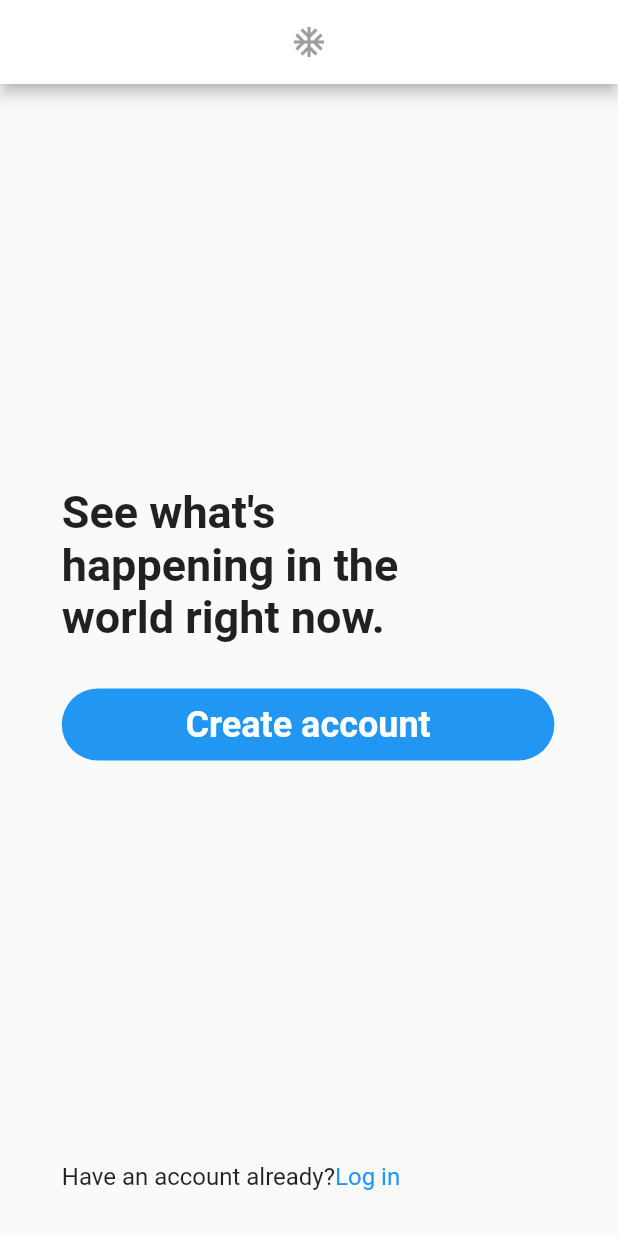
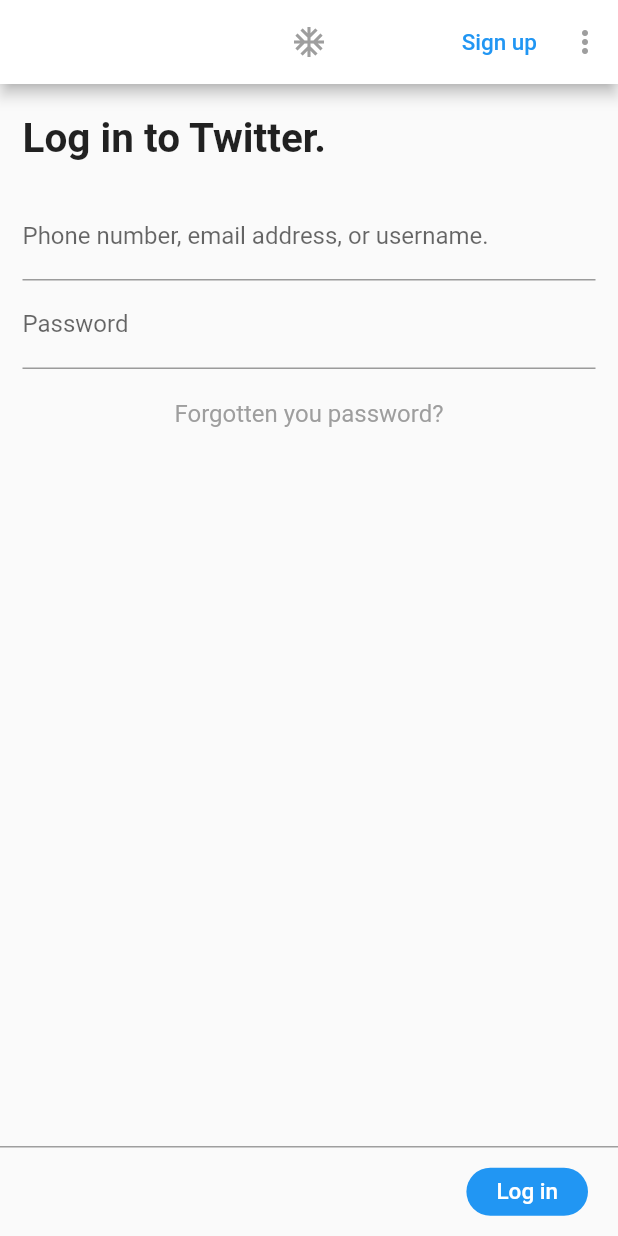
Before and after one commit to plokmij/flutter-ui, a Flutter app: the screen it shows after launch, on a phone screen of 412 x 824 dp. Run offline on Flutter 3.47's test engine with Material 2 defaults, Android fonts, the phone set to English and light mode, and no system bars.

Commit message:
add login screen

```diff
--- a/login2/lib/src/app.dart
+++ b/login2/lib/src/app.dart
@@ -1,5 +1,5 @@
 import 'package:flutter/material.dart';
-import 'screens/welcome.dart';
+import 'screens/login.dart';
 
 class App extends StatelessWidget {
   Widget build(BuildContext context) {
@@ -11,11 +11,8 @@ class App extends StatelessWidget {
 
 class PreLoad extends StatelessWidget {
   Widget build(BuildContext context) {
-    final double width = MediaQuery.of(context).size.width;
-    final double height = MediaQuery.of(context).size.height;
-    return Welcome(
-      width: width,
-      height: height,
-    );
+    //final double width = MediaQuery.of(context).size.width;
+    //final double height = MediaQuery.of(context).size.height;
+    return Login();
   }
 }
--- a/login2/lib/src/screens/login.dart
+++ b/login2/lib/src/screens/login.dart
@@ -0,0 +1,130 @@
+import 'package:flutter/material.dart';
+
+class Login extends StatelessWidget {
+  TextStyle appBarSignUpButtonStyle = TextStyle(
+    color: Colors.blue,
+    fontSize: 15,
+    fontWeight: FontWeight.w500,
+  );
+  Widget build(BuildContext context) {
+    return Scaffold(
+      appBar: AppBar(
+        backgroundColor: Colors.white,
+        title: Icon(
+          Icons.ac_unit,
+          color: Colors.grey,
+        ),
+        centerTitle: true,
+        actions: <Widget>[
+          Center(
+            child: Padding(
+              padding: EdgeInsets.symmetric(horizontal: 10),
+              child: Text(
+                "Sign up",
+                style: appBarSignUpButtonStyle,
+              ),
+            ),
+          ),
+          Padding(
+            padding: EdgeInsets.all(10),
+            child: Icon(
+              Icons.more_vert,
+              color: Colors.grey,
+            ),
+          )
+        ],
+      ),
+      body: buildBody(context),
+    );
+  }
+
+  Widget buildBody(BuildContext context) {
+    TextStyle myStyle = TextStyle(
+      fontSize: 27,
+      fontWeight: FontWeight.w700,
+    );
+    return Column(
+      children: <Widget>[
+       /* Container(
+          height: 70,
+          width: MediaQuery.of(context).size.width,
+          child: Row(
+
+          ),
+        ),*/
+        Padding(
+          padding: EdgeInsets.symmetric(horizontal: 15),
+          child: Column(
+            crossAxisAlignment: CrossAxisAlignment.start,
+            children: <Widget>[
+              Padding(
+                padding: EdgeInsets.symmetric(vertical: 20),
+                child: Text(
+                  "Log in to Twitter.",
+                  style: myStyle,
+                ),
+              ),
+              TextField(
+                decoration: InputDecoration(
+                  labelText: "Phone number, email address, or username.",
+                  //hasFloatingPlaceholder: false,
+                ),
+              ),
+              TextField(
+                decoration: InputDecoration(
+                  labelText: "Password",
+                  //hasFloatingPlaceholder: false,
+                  //hintText: "81291247294",
+                ),
+              ),
+            ],
+          ),
+        ),
+        Container(
+          padding: EdgeInsets.all(20),
+          child: Center(
+            child: Text(
+              "Forgotten you password?",
+              style: TextStyle(
+                fontSize: 16,
+                color: Colors.grey,
+              ),
+            ),
+          ),
+        ),
+        Spacer(),
+        Container(
+          width: MediaQuery.of(context).size.width,
+          decoration: BoxDecoration(
+              border: Border(top: BorderSide(color: Colors.grey))),
+          height: 60,
+          child: Row(
+            children: <Widget>[
+              Spacer(),
+              Center(
+                child: Padding(
+                  padding: EdgeInsets.symmetric(horizontal: 20),
+                  child: Container(
+                    padding: EdgeInsets.symmetric(horizontal: 20, vertical: 7),
+                    decoration: BoxDecoration(
+                      borderRadius: BorderRadius.all(
+                        Radius.circular(25),
+                      ),
+                      color: Colors.blue,
+                    ),
+                    child: Text(
+                      "Log in",
+                      style: appBarSignUpButtonStyle.copyWith(
+                        color: Colors.white,
+                      ),
+                    ),
+                  ),
+                ),
+              ),
+            ],
+          ),
+        ),
+      ],
+    );
+  }
+}
--- a/login2/lib/src/screens/signup.dart
+++ b/login2/lib/src/screens/signup.dart
@@ -0,0 +1,29 @@
+import 'package:flutter/material.dart';
+
+class Login extends StatelessWidget {
+  Widget build(BuildContext context) {
+    return Scaffold(
+      appBar: AppBar(
+        backgroundColor: Colors.white,
+        title: Icon(
+          Icons.ac_unit,
+          color: Colors.grey,
+        ),
+        centerTitle: true,
+        actions: <Widget>[
+          Padding(
+            padding: EdgeInsets.all(10),
+            child: Text("Sign up"),
+          ),
+          Padding(
+            padding: EdgeInsets.all(10),
+            child: Icon(
+              Icons.more_vert,
+              color: Colors.grey,
+            ),
+          )
+        ],
+      ),
+    );
+  }
+}
```
